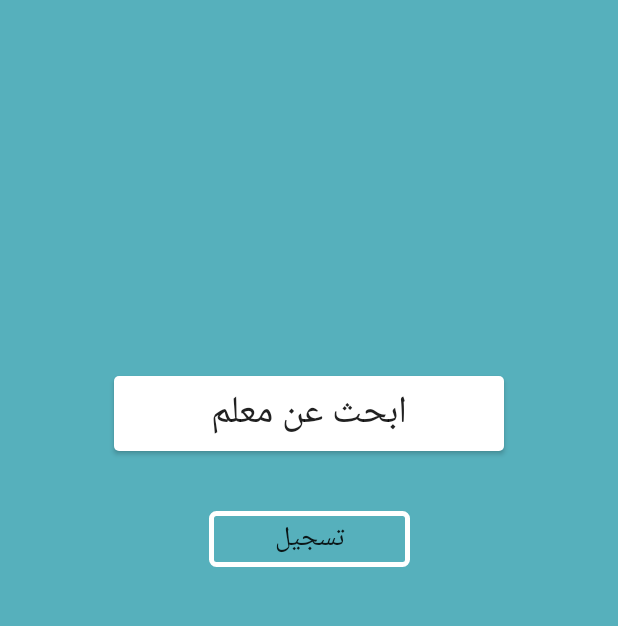
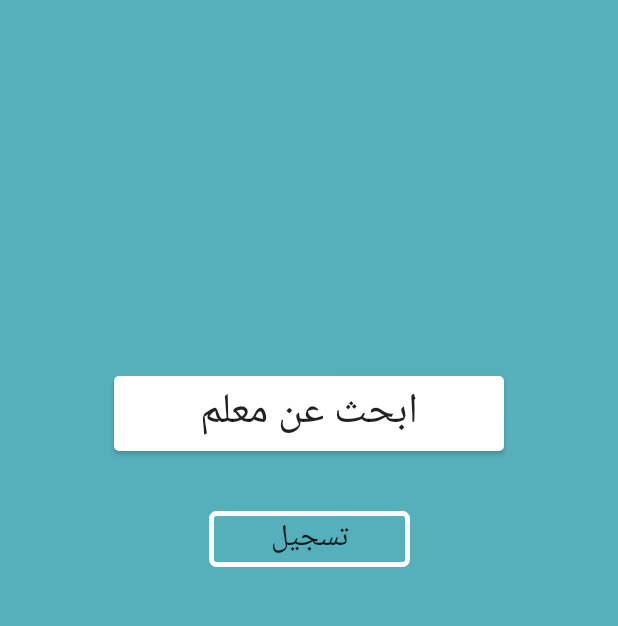
Before and after one commit to ClickyButton/Teaching, an Android app: the screen it shows after launch (LogInPage), on a phone screen of 412 x 824 dp, the part 520-1146 px from its top. Run offline under Robolectric (Android 15) with nearby library versions, the phone set to English and light mode, and no system bars; 1 statement that could not run was skipped.

Commit message:
Change Button Text size

```diff
--- a/app/src/main/res/layout/activity_log_in_page.xml
+++ b/app/src/main/res/layout/activity_log_in_page.xml
@@ -33,7 +33,7 @@
         android:layout_marginTop="8dp"
         android:background="@drawable/corners"
         android:text="ابحث عن معلم"
-        android:textSize="25sp"
+        android:textSize="28sp"
         app:layout_constraintBottom_toBottomOf="parent"
         app:layout_constraintLeft_toLeftOf="parent"
         app:layout_constraintRight_toRightOf="parent"
@@ -51,7 +51,7 @@
         android:layout_marginTop="8dp"
         android:background="@drawable/my_button_bg"
         android:text="تسجيل"
-        android:textSize="18sp"
+        android:textSize="20sp"
         app:layout_constraintBottom_toBottomOf="parent"
         app:layout_constraintLeft_toLeftOf="parent"
         app:layout_constraintRight_toRightOf="parent"
```
